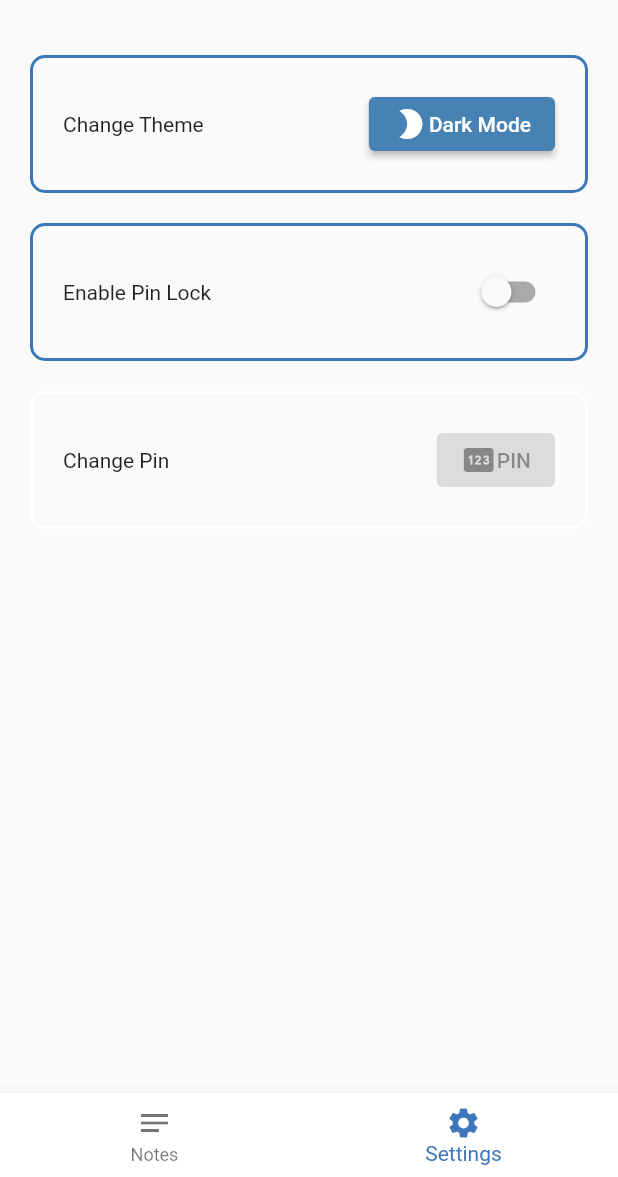
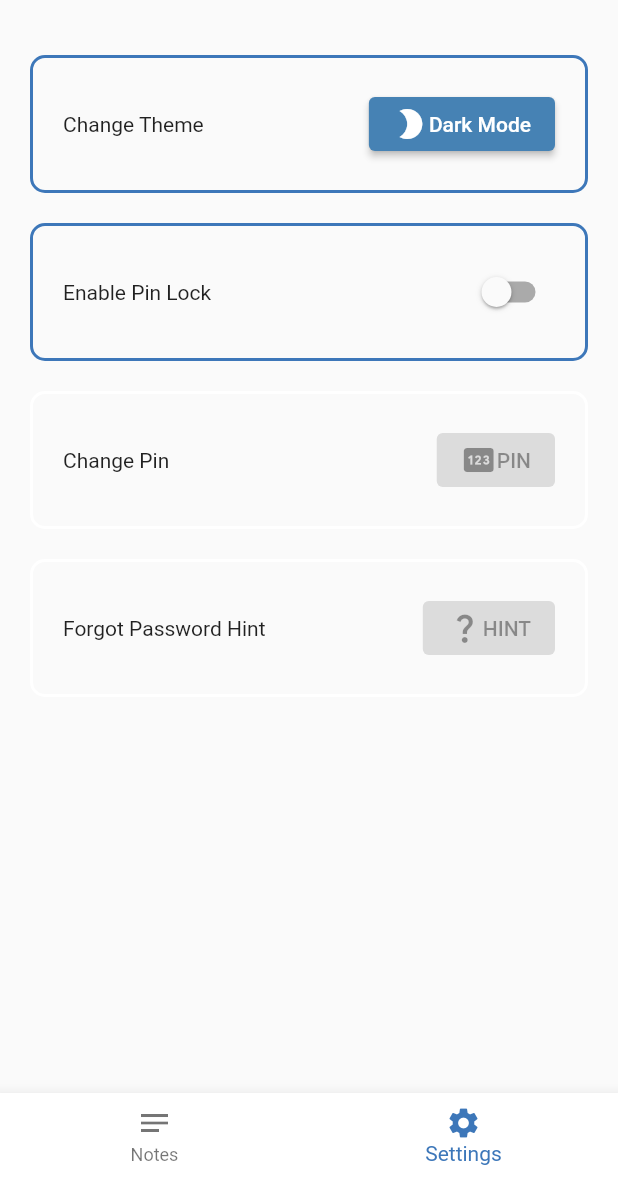
Before and after one commit to Wise-394/Task_trackr, a Flutter app: the screen it shows after launch, item 2 of the bottom bar chosen, on a phone screen of 412 x 824 dp, the part 59-1236 px from its top. Run offline on Flutter 3.47's test engine with Material 2 defaults, Android fonts, the phone set to English and light mode, and no system bars; our stand-ins replace get, hive, hive_flutter; accounts and stored records are empty.

Commit message:
mvp pin hint

```diff
--- a/lib/screen/settings_page.dart
+++ b/lib/screen/settings_page.dart
@@ -77,6 +77,13 @@ class _SettingsPageState extends State<SettingsPage> {
           iconImg: Icons.pin,
           onPressed: onPressChangePin,
         ),
+        SettingsTile(
+          tileTile: 'Forgot Password Hint',
+          iconImg: Icons.question_mark,
+          iconText: 'HINT',
+          onPressed: () {},
+          enabled: switchOn,
+        ),
       ],
     );
   }
```
Also changed, not shown: lib/screen/pin_page.dart (+18 -0 lines), lib/util/change_pin_dialog.dart (+7 -0 lines).
